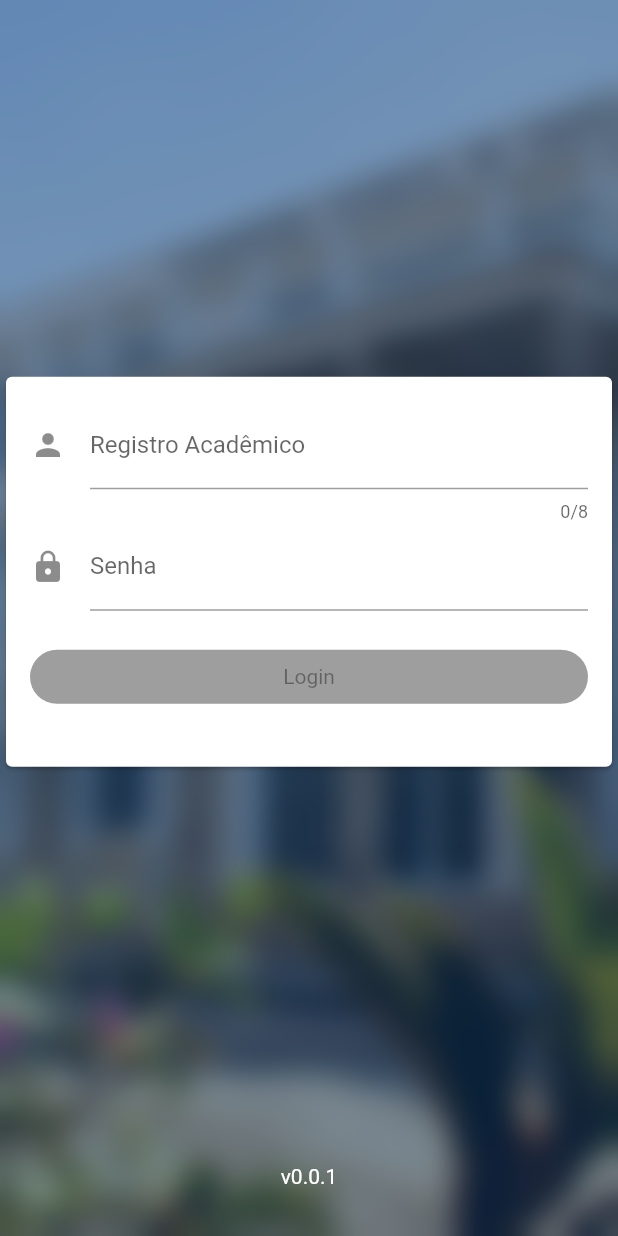
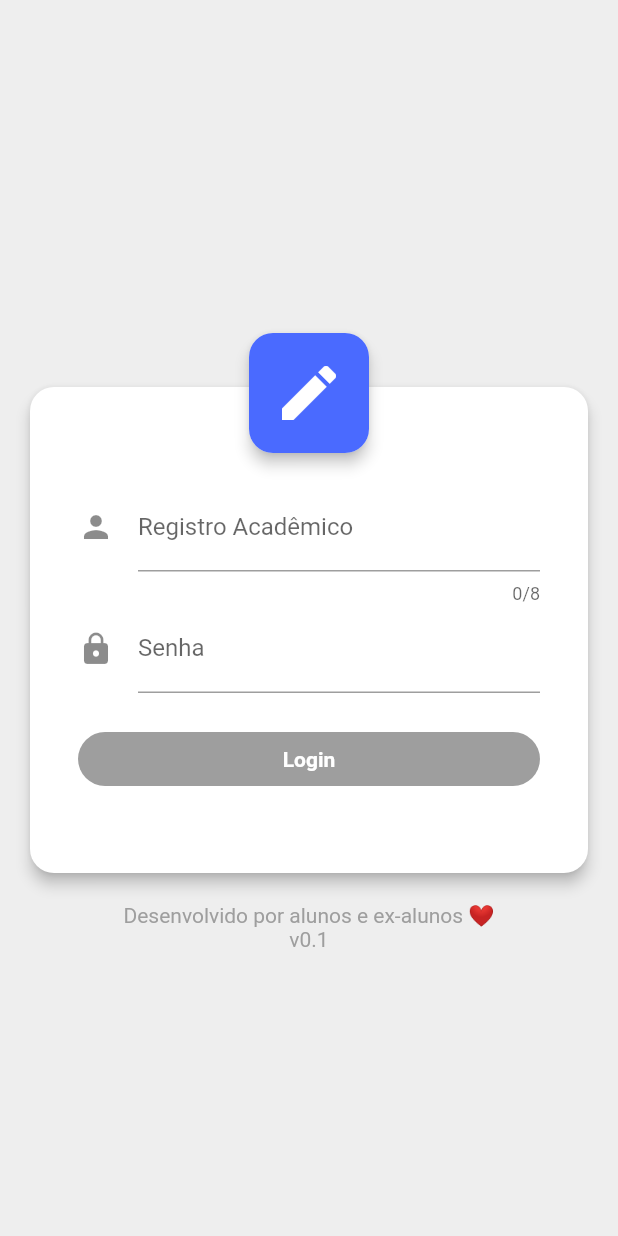
Before and after one commit to laerciosb/uepgacadonline-flutter, a Flutter app: the screen it shows after launch, on a phone screen of 412 x 824 dp. Run offline on Flutter 3.47's test engine with Material 2 defaults, Android fonts, the phone set to English and light mode, and no system bars; our stand-ins replace bloc, equatable, flutter_bloc, flutter_html, flutter_local_notifications, rxdart and 3 more; missing offline and left inert: flutter_statusbarcolor; accounts and stored records are empty; generated files the repository leaves out were written again.

Commit message:
Update: Login

```diff
--- a/lib/main.dart
+++ b/lib/main.dart
@@ -58,16 +58,24 @@ class _AppState extends State<App> {
 
   @override
   Widget build(BuildContext context) {
-    FlutterStatusbarcolor.setStatusBarColor(Color(0xff4a6aff));
+    FlutterStatusbarcolor.setStatusBarColor(Colors.grey[400]);
     return BlocProviderTree(
-      blocProviders: [
-        BlocProvider<AuthenticationBloc>(bloc: authenticationBloc),
-        BlocProvider<CalendarBloc>(bloc: calendarBloc)
-      ],
+      blocProviders: [BlocProvider<CalendarBloc>(bloc: calendarBloc)],
       child: MaterialApp(
           title: 'Acadêmico Online - UEPG',
           theme: ThemeData(
-            primarySwatch: Colors.indigo,
+            primarySwatch: MaterialColor(0xff4a6aff, {
+              50: Color(0xff4a6aff),
+              100: Color(0xff4a6aff),
+              200: Color(0xff4a6aff),
+              300: Color(0xff4a6aff),
+              400: Color(0xff4a6aff),
+              500: Color(0xff4a6aff),
+              600: Color(0xff4a6aff),
+              700: Color(0xff4a6aff),
+              800: Color(0xff4a6aff),
+              900: Color(0xff4a6aff)
+            }),
           ),
           home: BlocBuilder(
               bloc: authenticationBloc,
@@ -77,10 +85,12 @@ class _AppState extends State<App> {
                 }
 
                 if (state is AuthenticationAuthenticated) {
-                  return HomeScreen(title: "");
+                  return HomeScreen(bloc: authenticationBloc);
                 }
 
-                return LoginScreen();
+                if (state is AuthenticationUnauthenticated) {
+                  return LoginScreen(bloc: authenticationBloc);
+                }
               })),
     );
   }
--- a/lib/modules/authentication/authentication_bloc.dart
+++ b/lib/modules/authentication/authentication_bloc.dart
@@ -14,6 +14,8 @@ class AuthenticationBloc
   Stream<AuthenticationState> mapEventToState(
     AuthenticationEvent event,
   ) async* {
+    print(event);
+
     if (event is AppStarted) {
       yield AuthenticationUnauthenticated();
       final user = await userRepository.getUser();
--- a/lib/modules/calendar/calendar_state.dart
+++ b/lib/modules/calendar/calendar_state.dart
@@ -14,8 +14,9 @@ class CalendarUninitialized extends CalendarState {
 
 class CalendarLoaded extends CalendarState {
   final List<Calendar> calendar;
+  final List<Calendar> all;
 
-  CalendarLoaded({this.calendar});
+  CalendarLoaded({this.calendar, this.all});
 
   @override
   String toString() => 'CalendarLoaded';
--- a/lib/modules/home/home_screen.dart
+++ b/lib/modules/home/home_screen.dart
@@ -12,9 +12,9 @@ import 'package:uepgacadonline_flutter/modules/menu/menu_screen.dart';
 import 'package:uepgacadonline_flutter/modules/news_items/news_items_screen.dart';
 
 class HomeScreen extends StatefulWidget {
-  HomeScreen({Key key, this.title}) : super(key: key);
+  HomeScreen({Key key, this.bloc}) : super(key: key);
 
-  final String title;
+  final AuthenticationBloc bloc;
 
   @override
   _HomeScreenState createState() => _HomeScreenState();
@@ -23,13 +23,11 @@ class HomeScreen extends StatefulWidget {
 class _HomeScreenState extends State<HomeScreen>
     with SingleTickerProviderStateMixin {
   HomeBloc _homeBloc;
-  AuthenticationBloc _authenticationBloc;
   TabController _tabController;
 
   @override
   initState() {
     super.initState();
-    _authenticationBloc = BlocProvider.of<AuthenticationBloc>(context);
     _homeBloc = HomeBloc();
     _homeBloc.dispatch(HomeFetch());
     _tabController = TabController(vsync: this, length: 3);
@@ -43,7 +41,6 @@ class _HomeScreenState extends State<HomeScreen>
   @override
   void dispose() {
     super.dispose();
-    _authenticationBloc.dispose();
     _homeBloc.dispose();
     _tabController.removeListener(_handleTabIndex);
     _tabController.dispose();
@@ -186,7 +183,7 @@ class _HomeScreenState extends State<HomeScreen>
                       title: Text("Sair"),
                       onTap: () {
                         print("logout tap");
-                        _authenticationBloc.dispatch(LoggedOut());
+                        widget.bloc.dispatch(LoggedOut());
                       })
                 ],
               ),
@@ -194,7 +191,7 @@ class _HomeScreenState extends State<HomeScreen>
           }
 
           if (state is HomeError) {
-            _authenticationBloc.dispatch(LoggedOut());
+            widget.bloc.dispatch(LoggedOut());
           }
         });
   }
--- a/lib/modules/login/login_form.dart
+++ b/lib/modules/login/login_form.dart
@@ -8,10 +8,7 @@ class LoginForm extends StatefulWidget {
   final LoginBloc loginBloc;
   final AuthenticationBloc authenticationBloc;
 
-  LoginForm({
-    this.loginBloc,
-    this.authenticationBloc
-  });
+  LoginForm({this.loginBloc, this.authenticationBloc});
 
   State<LoginForm> createState() => _LoginFormState();
 }
@@ -78,19 +75,22 @@ class _LoginFormState extends State<LoginForm> {
         bloc: widget.loginBloc,
         builder: (BuildContext context, LoginState state) {
           return Column(
+            mainAxisAlignment: MainAxisAlignment.center,
             children: <Widget>[
-              Expanded(flex: 6, child: Container()),
-              Expanded(
-                flex: 10,
-                child: Column(
+              SizedBox(height: 32.0),
+              Stack(
                 children: <Widget>[
-//                Padding(
-//                  padding: EdgeInsets.symmetric(vertical: 20),
-//                  child: Image.asset('images/uepg_logo.png', height: 200),
-//                ),
-                    Card(
+                  Column(
+                    children: <Widget>[
+                      Container(
+                        margin: EdgeInsets.fromLTRB(16.0, 32.0, 16.0, 0.0),
+                        child: Card(
+                          elevation: 4.0,
+                          shape: RoundedRectangleBorder(
+                              borderRadius: BorderRadius.circular(16.0)),
                           child: Container(
-                        padding: EdgeInsets.all(16.0),
+                            padding:
+                                EdgeInsets.fromLTRB(32.0, 64.0, 32.0, 32.0),
                             child: Column(
                               children: <Widget>[
                                 TextFormField(
@@ -126,7 +126,8 @@ class _LoginFormState extends State<LoginForm> {
                                 Padding(
                                   padding: EdgeInsets.symmetric(vertical: 20),
                                   child: Column(
-                                crossAxisAlignment: CrossAxisAlignment.stretch,
+                                    crossAxisAlignment:
+                                        CrossAxisAlignment.stretch,
                                     children: <Widget>[
                                       LoginButton(
                                         onPressed: isLoginButtonEnabled(state)
@@ -140,16 +141,41 @@ class _LoginFormState extends State<LoginForm> {
                             ),
                           ),
                         ),
+                      ),
+                      Container(
+                        child: Column(
+                          children: <Widget>[
+                            SizedBox(height: 16.0),
+                            Text(
+                              "Desenvolvido por alunos e ex-alunos ❤️",
+                              style: TextStyle(color: Colors.grey),
+                            ),
+                            Text(
+                              "v0.1",
+                              style: TextStyle(color: Colors.grey),
+                            )
                           ],
                         ),
+                      )
+                    ],
                   ),
-              Expanded(
-                  flex: 4,
+                  Align(
+                    alignment: Alignment.center,
+                    child: Material(
+                      borderRadius: BorderRadius.circular(16.0),
+                      elevation: 4.0,
                       child: Container(
-                      margin: EdgeInsets.only(bottom: 32.0),
-                      alignment: Alignment.bottomCenter,
-                      child: Text("v0.0.1",
-                          style: TextStyle(color: Colors.white))))
+                        padding: EdgeInsets.all(16.0),
+                        decoration: BoxDecoration(
+                            borderRadius: BorderRadius.circular(16.0),
+                            color: Color(0xff4a6aff)),
+                        child:
+                            Icon(Icons.edit, size: 48.0, color: Colors.white),
+                      ),
+                    ),
+                  )
+                ],
+              )
             ],
           );
         },
--- a/lib/modules/login/login_screen.dart
+++ b/lib/modules/login/login_screen.dart
@@ -7,7 +7,9 @@ import 'package:uepgacadonline_flutter/modules/login/bloc.dart';
 import 'package:uepgacadonline_flutter/modules/login/login_form.dart';
 
 class LoginScreen extends StatefulWidget {
-  LoginScreen({Key key}) : super(key: key);
+  final AuthenticationBloc bloc;
+
+  LoginScreen({Key key, this.bloc}) : super(key: key);
 
   @override
   _LoginScreenState createState() => _LoginScreenState();
@@ -15,13 +17,11 @@ class LoginScreen extends StatefulWidget {
 
 class _LoginScreenState extends State<LoginScreen> {
   LoginBloc _loginBloc;
-  AuthenticationBloc _authenticationBloc;
 
   @override
   void initState() {
     super.initState();
-    _authenticationBloc = BlocProvider.of<AuthenticationBloc>(context);
-    _loginBloc = LoginBloc(authenticationBloc: _authenticationBloc);
+    _loginBloc = LoginBloc(authenticationBloc: widget.bloc);
   }
 
   @override
@@ -37,16 +37,15 @@ class _LoginScreenState extends State<LoginScreen> {
           child: BackdropFilter(
               filter: ImageFilter.blur(sigmaX: 10.0, sigmaY: 10.0),
               child: Container(
-                      child: LoginForm(loginBloc: _loginBloc, authenticationBloc: _authenticationBloc),
-                      decoration: BoxDecoration(
-                          color: Color(0x04336d).withOpacity(0.5))))),
+                  child: LoginForm(
+                      loginBloc: _loginBloc, authenticationBloc: widget.bloc),
+                  decoration: BoxDecoration(color: Colors.grey[200])))),
     ));
   }
 
   @override
   void dispose() {
     _loginBloc.dispose();
-    _authenticationBloc.dispose();
     super.dispose();
   }
 }
--- a/lib/modules/news_item/news_item_bloc.dart
+++ b/lib/modules/news_item/news_item_bloc.dart
@@ -13,7 +13,7 @@ class NewsItemBloc extends Bloc<NewsItemEvent, NewsItemState> {
   Stream<NewsItemState> mapEventToState(
     NewsItemEvent event,
   ) async* {
-    if(event is NewsItemFetch) {
+    if (event is NewsItemFetch) {
       try {
         final newsItem = (await _repository.fetchNewsItem(event.cod)).news;
         yield NewsItemLoaded(newsItem: newsItem);
--- a/lib/modules/news_items/news_items_bloc.dart
+++ b/lib/modules/news_items/news_items_bloc.dart
@@ -1,6 +1,7 @@
 import 'dart:async';
 
 import 'package:bloc/bloc.dart';
+import 'package:intl/intl.dart';
 import 'package:uepgacadonline_flutter/modules/news_items/bloc.dart';
 import 'package:uepgacadonline_flutter/services/repository.dart';
 
@@ -19,7 +20,7 @@ class NewsItemsBloc extends Bloc<NewsItemsEvent, NewsItemsState> {
         if (currentState is NewsItemsUninitialized) {
           final page = 1;
 
-          final newsItems = (await _repository.fetchNewsItems(page)).newsItems;
+          var newsItems = (await _repository.fetchNewsItems(page)).newsItems;
 
           yield NewsItemsLoaded(
               newsItems: newsItems, hasReachedMax: false, page: page + 1);
--- a/lib/modules/splash/splash_screen.dart
+++ b/lib/modules/splash/splash_screen.dart
@@ -4,7 +4,9 @@ class SplashScreen extends StatelessWidget {
   @override
   Widget build(BuildContext context) {
     return Scaffold(
-      body: Center(child: Text('Splash Screen')),
+      body: Center(
+        child: CircularProgressIndicator(),
+      ),
     );
   }
 }
--- a/lib/widgets/login_button.dart
+++ b/lib/widgets/login_button.dart
@@ -10,11 +10,13 @@ class LoginButton extends StatelessWidget {
   @override
   Widget build(BuildContext context) {
     return RaisedButton(
+      color: Color(0xff4a6aff),
+      textColor: Colors.white,
       shape: RoundedRectangleBorder(
-        borderRadius: BorderRadius.circular(30.0),
+        borderRadius: BorderRadius.circular(32.0),
       ),
       onPressed: _onPressed,
-      child: Text('Login'),
+      child: Text('Login', style: TextStyle(fontWeight: FontWeight.bold)),
     );
   }
 }
```
Also changed, not shown: lib/repositories/user_repository.dart (+5 -3 lines). Lines whose indentation alone changed are shown as unchanged.
